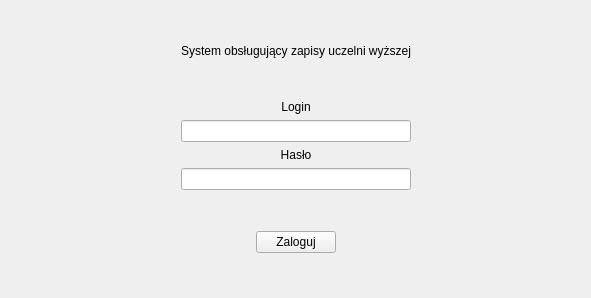
Qt form qtdatabase/mainwindow.ui (pmazurek300/QtDatabase) before a commit.
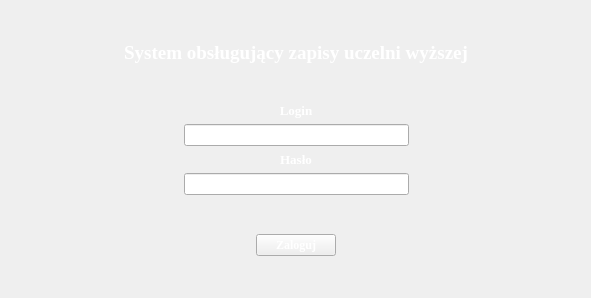
The same form after that commit. Icons and pictures are not drawn.

Diff of the .ui file:
```diff
--- a/qtdatabase/mainwindow.ui
+++ b/qtdatabase/mainwindow.ui
@@ -28,9 +28,126 @@
   <property name="windowTitle">
    <string>MainWindow</string>
   </property>
+  <property name="styleSheet">
+   <string notr="true">background-image:url(:/zdjecia/tloapki.jpg)</string>
+  </property>
   <widget class="QWidget" name="centralwidget">
    <layout class="QGridLayout" name="gridLayout">
-    <item row="4" column="2">
+    <item row="5" column="1">
+     <widget class="QLabel" name="label">
+      <property name="font">
+       <font>
+        <family>Times New Roman</family>
+        <pointsize>10</pointsize>
+        <weight>75</weight>
+        <bold>true</bold>
+       </font>
+      </property>
+      <property name="styleSheet">
+       <string notr="true">color:rgb(255, 255, 255)</string>
+      </property>
+      <property name="text">
+       <string>Login</string>
+      </property>
+      <property name="alignment">
+       <set>Qt::AlignCenter</set>
+      </property>
+     </widget>
+    </item>
+    <item row="6" column="1">
+     <layout class="QHBoxLayout" name="horizontalLayout_4">
+      <item>
+       <spacer name="horizontalSpacer_5">
+        <property name="orientation">
+         <enum>Qt::Horizontal</enum>
+        </property>
+        <property name="sizeHint" stdset="0">
+         <size>
+          <width>40</width>
+          <height>20</height>
+         </size>
+        </property>
+       </spacer>
+      </item>
+      <item>
+       <widget class="QLineEdit" name="login">
+        <property name="minimumSize">
+         <size>
+          <width>225</width>
+          <height>0</height>
+         </size>
+        </property>
+        <property name="maximumSize">
+         <size>
+          <width>300</width>
+          <height>16777215</height>
+         </size>
+        </property>
+        <property name="font">
+         <font>
+          <family>Times New Roman</family>
+          <weight>75</weight>
+          <bold>true</bold>
+         </font>
+        </property>
+        <property name="styleSheet">
+         <string notr="true">color:rgb(255, 255, 255)</string>
+        </property>
+       </widget>
+      </item>
+      <item>
+       <spacer name="horizontalSpacer_6">
+        <property name="orientation">
+         <enum>Qt::Horizontal</enum>
+        </property>
+        <property name="sizeHint" stdset="0">
+         <size>
+          <width>40</width>
+          <height>20</height>
+         </size>
+        </property>
+       </spacer>
+      </item>
+     </layout>
+    </item>
+    <item row="7" column="0">
+     <spacer name="horizontalSpacer_2">
+      <property name="orientation">
+       <enum>Qt::Horizontal</enum>
+      </property>
+      <property name="sizeHint" stdset="0">
+       <size>
+        <width>40</width>
+        <height>20</height>
+       </size>
+      </property>
+     </spacer>
+    </item>
+    <item row="1" column="1">
+     <widget class="QLabel" name="label_2">
+      <property name="font">
+       <font>
+        <family>Times New Roman</family>
+        <pointsize>14</pointsize>
+        <weight>75</weight>
+        <bold>true</bold>
+       </font>
+      </property>
+      <property name="styleSheet">
+       <string notr="true">color:rgb(255, 255, 255)</string>
+      </property>
+      <property name="frameShape">
+       <enum>QFrame::NoFrame</enum>
+      </property>
+      <property name="text">
+       <string>System obsługujący zapisy uczelni wyższej</string>
+      </property>
+      <property name="alignment">
+       <set>Qt::AlignCenter</set>
+      </property>
+     </widget>
+    </item>
+    <item row="7" column="2">
      <spacer name="horizontalSpacer">
       <property name="orientation">
        <enum>Qt::Horizontal</enum>
@@ -43,13 +160,21 @@
       </property>
      </spacer>
     </item>
-    <item row="4" column="1">
+    <item row="7" column="1">
      <layout class="QVBoxLayout" name="verticalLayout">
-      <item>
-       <widget class="QLineEdit" name="login"/>
-      </item>
       <item>
        <widget class="QLabel" name="tekst_podaj_haslo">
+        <property name="font">
+         <font>
+          <family>Times New Roman</family>
+          <pointsize>10</pointsize>
+          <weight>75</weight>
+          <bold>true</bold>
+         </font>
+        </property>
+        <property name="styleSheet">
+         <string notr="true">color:rgb(255, 255, 255)</string>
+        </property>
         <property name="text">
          <string>Hasło</string>
         </property>
@@ -59,7 +184,54 @@
        </widget>
       </item>
       <item>
-       <widget class="QLineEdit" name="haslo"/>
+       <layout class="QHBoxLayout" name="horizontalLayout_6">
+        <item>
+         <spacer name="horizontalSpacer_7">
+          <property name="orientation">
+           <enum>Qt::Horizontal</enum>
+          </property>
+          <property name="sizeHint" stdset="0">
+           <size>
+            <width>40</width>
+            <height>20</height>
+           </size>
+          </property>
+         </spacer>
+        </item>
+        <item>
+         <widget class="QLineEdit" name="haslo">
+          <property name="minimumSize">
+           <size>
+            <width>225</width>
+            <height>0</height>
+           </size>
+          </property>
+          <property name="font">
+           <font>
+            <family>Times New Roman</family>
+            <weight>75</weight>
+            <bold>true</bold>
+           </font>
+          </property>
+          <property name="styleSheet">
+           <string notr="true">color:rgb(255, 255, 255)</string>
+          </property>
+         </widget>
+        </item>
+        <item>
+         <spacer name="horizontalSpacer_8">
+          <property name="orientation">
+           <enum>Qt::Horizontal</enum>
+          </property>
+          <property name="sizeHint" stdset="0">
+           <size>
+            <width>40</width>
+            <height>20</height>
+           </size>
+          </property>
+         </spacer>
+        </item>
+       </layout>
       </item>
       <item>
        <spacer name="verticalSpacer_4">
@@ -91,6 +263,16 @@
         </item>
         <item>
          <widget class="QPushButton" name="zaloguj">
+          <property name="font">
+           <font>
+            <family>Times New Roman</family>
+            <weight>75</weight>
+            <bold>true</bold>
+           </font>
+          </property>
+          <property name="styleSheet">
+           <string notr="true">color:rgb(255, 255, 255)</string>
+          </property>
           <property name="text">
            <string>Zaloguj</string>
           </property>
@@ -113,43 +295,7 @@
       </item>
      </layout>
     </item>
-    <item row="2" column="1">
-     <spacer name="verticalSpacer_2">
-      <property name="orientation">
-       <enum>Qt::Vertical</enum>
-      </property>
-      <property name="sizeHint" stdset="0">
-       <size>
-        <width>20</width>
-        <height>40</height>
-       </size>
-      </property>
-     </spacer>
-    </item>
-    <item row="4" column="0">
-     <spacer name="horizontalSpacer_2">
-      <property name="orientation">
-       <enum>Qt::Horizontal</enum>
-      </property>
-      <property name="sizeHint" stdset="0">
-       <size>
-        <width>40</width>
-        <height>20</height>
-       </size>
-      </property>
-     </spacer>
-    </item>
-    <item row="3" column="1">
-     <widget class="QLabel" name="label">
-      <property name="text">
-       <string>Login</string>
-      </property>
-      <property name="alignment">
-       <set>Qt::AlignCenter</set>
-      </property>
-     </widget>
-    </item>
-    <item row="5" column="1">
+    <item row="8" column="1">
      <spacer name="verticalSpacer">
       <property name="orientation">
        <enum>Qt::Vertical</enum>
@@ -162,15 +308,18 @@
       </property>
      </spacer>
     </item>
-    <item row="1" column="1">
-     <widget class="QLabel" name="label_2">
-      <property name="text">
-       <string>System obsługujący zapisy uczelni wyższej</string>
+    <item row="3" column="1">
+     <spacer name="verticalSpacer_2">
+      <property name="orientation">
+       <enum>Qt::Vertical</enum>
       </property>
-      <property name="alignment">
-       <set>Qt::AlignCenter</set>
+      <property name="sizeHint" stdset="0">
+       <size>
+        <width>20</width>
+        <height>40</height>
+       </size>
       </property>
-     </widget>
+     </spacer>
     </item>
     <item row="0" column="1">
      <spacer name="verticalSpacer_3">
```
